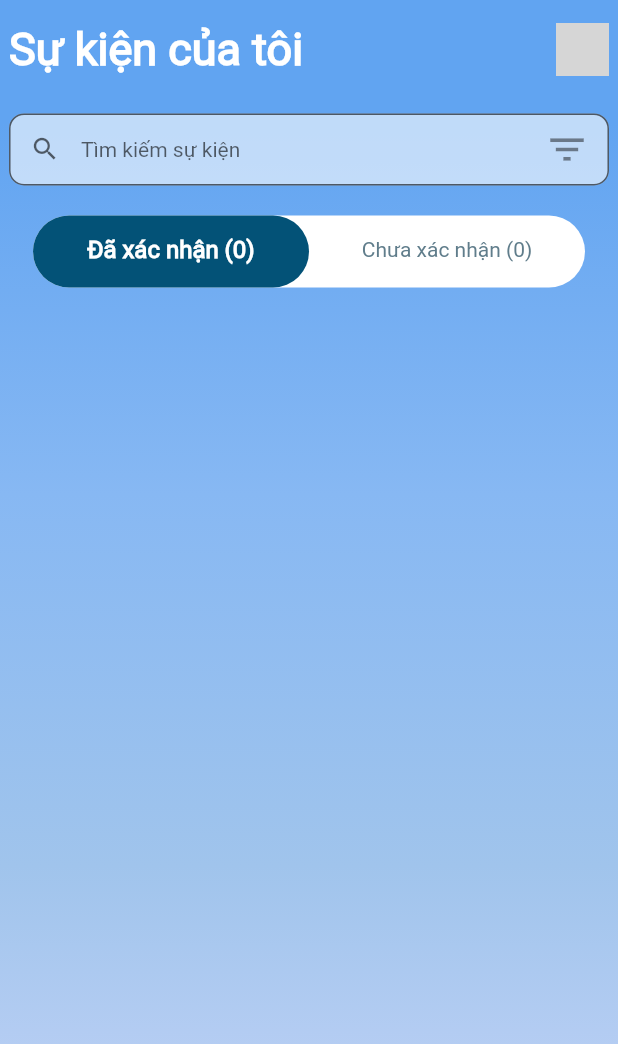
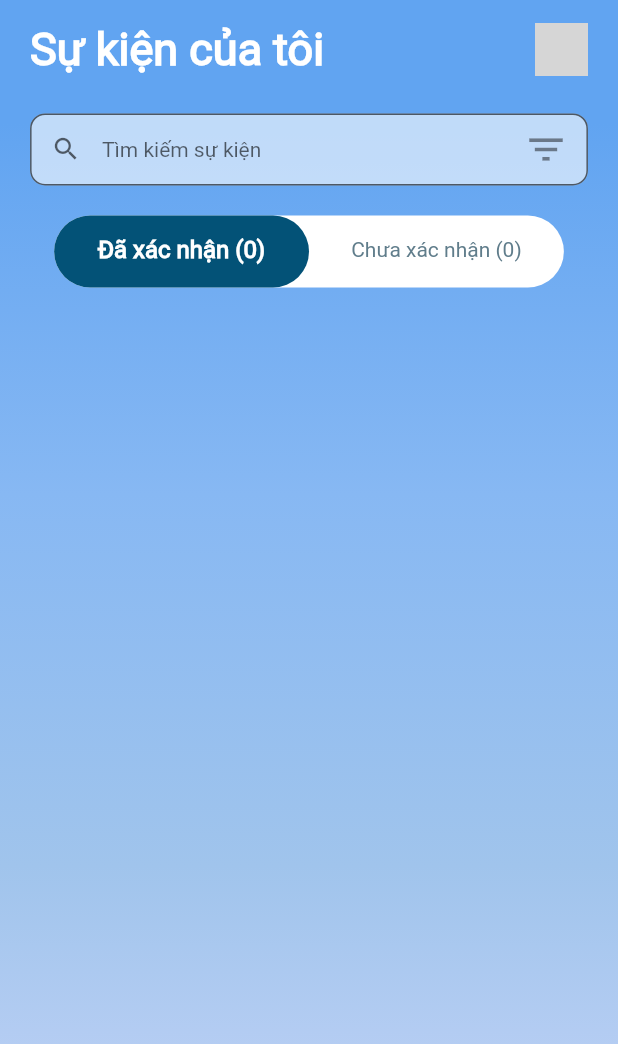
Before and after one commit to tientl/Event_Mobile, a Flutter app: the HomePage screen opened by its route, tab 2 chosen, on a phone screen of 412 x 824 dp. Shown: the top 1044 px of the screen. Run offline on Flutter 3.47's test engine with Material 2 defaults, Android fonts, the phone set to English and light mode, and no system bars; our stand-ins replace cached_network_image, dio, flutter_screenutil, font_awesome_flutter, get, pretty_dio_logger; accounts and stored records are empty; network calls fail; grey boxes are pictures that could not be loaded.

Commit message:
[ADD] Home Event page ui

```diff
--- a/lib/src/presentation/home_event/home_event_page.dart
+++ b/lib/src/presentation/home_event/home_event_page.dart
@@ -18,6 +18,7 @@ class HomeEventPage extends StatelessWidget {
                 Wrap(
                   children: [
                     InternetImageWidget(
+                      borderRadius: 0,
                       imgUrl:
                           'https://images.unsplash.com/photo-1517457373958-b7bdd4587205?ixlib=rb-4.0.3&ixid=MnwxMjA3fDB8MHxzZWFyY2h8Nnx8ZXZlbnR8ZW58MHx8MHx8&auto=format&fit=crop&w=500&q=60',
                       width: Get.width,
--- a/lib/src/presentation/home_page/home_page.dart
+++ b/lib/src/presentation/home_page/home_page.dart
@@ -31,7 +31,7 @@ class HomePage extends GetView<HomeController> {
             )),
           ),
           Padding(
-            padding: EdgeInsets.symmetric(horizontal: 6.w, vertical: 16.h),
+            padding: EdgeInsets.symmetric(horizontal: 20.w, vertical: 16.h),
             child: Column(
               crossAxisAlignment: CrossAxisAlignment.start,
               children: [
@@ -63,7 +63,7 @@ class HomePage extends GetView<HomeController> {
                 ),
                 Expanded(
                   child: Padding(
-                    padding: const EdgeInsets.symmetric(horizontal: 16),
+                    padding: EdgeInsets.symmetric(horizontal: 16.w),
                     child: Column(
                         crossAxisAlignment: CrossAxisAlignment.start,
                         children: [
@@ -76,6 +76,7 @@ class HomePage extends GetView<HomeController> {
                                         BorderRadius.all(Radius.circular(25))),
                                 child: Obx(
                                   () => TabBar(
+                                      padding: EdgeInsets.zero,
                                       labelStyle:
                                           Theme.of(context).textTheme.bodyText1,
                                       labelColor: Colors.white,
```
